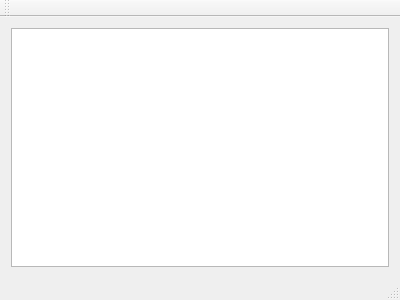
rockem/ene, file mainwindow.ui: the form before one commit.
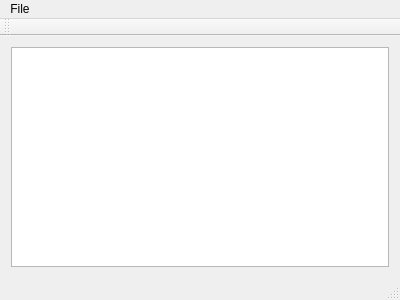
The form after the commit.

Commit message:
[#3] Add an exit menu entry
* Added an exit menu entry

Patch:
```diff
--- a/mainwindow.ui
+++ b/mainwindow.ui
@@ -29,6 +29,13 @@
      <height>22</height>
     </rect>
    </property>
+   <widget class="QMenu" name="menuFile">
+    <property name="title">
+     <string>File</string>
+    </property>
+    <addaction name="exit"/>
+   </widget>
+   <addaction name="menuFile"/>
   </widget>
   <widget class="QToolBar" name="mainToolBar">
    <attribute name="toolBarArea">
```
Left out of the diff: 5 changed lines with no effect on the pictures. The commit also changes 2 other files.
